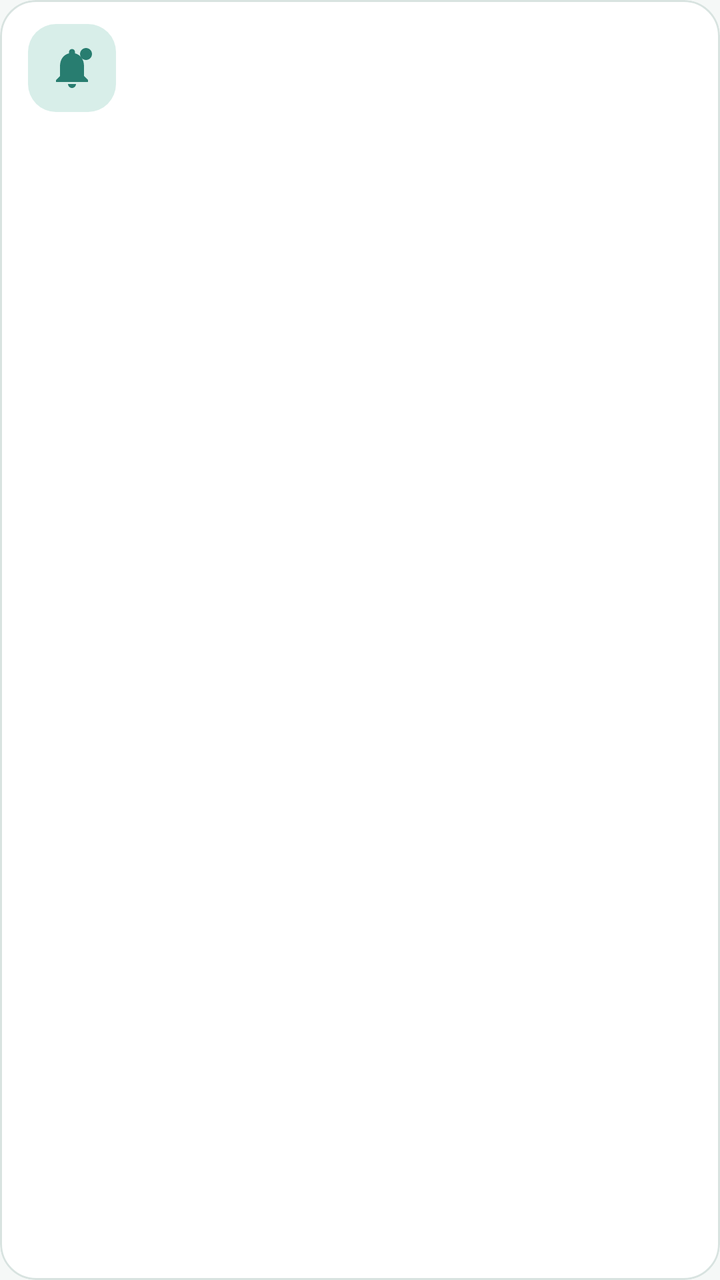
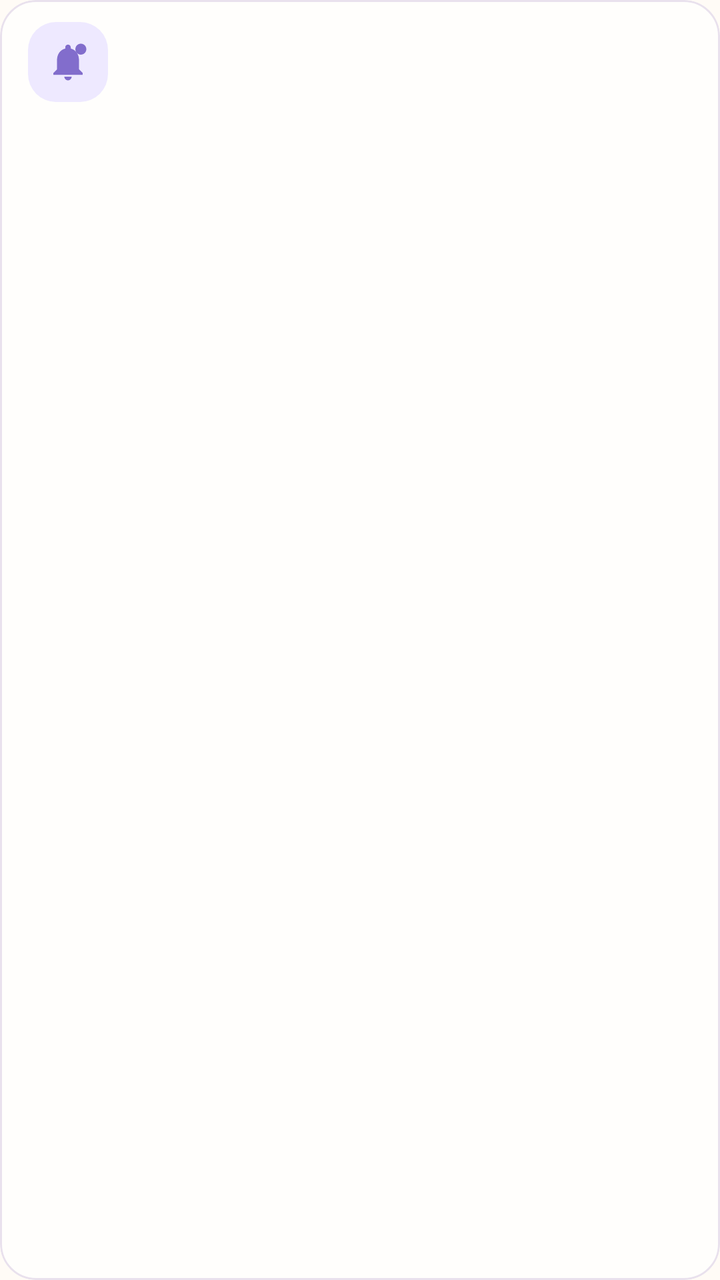

An Android layout rendered at two revisions. The XML below is the earlier revision; the diff shows what the commit changed to produce the second picture.
<!-- AndroidManifest.xml: application theme Theme.KidCare -->
<!-- res/layout/item_alert.xml -->
<?xml version="1.0" encoding="utf-8"?>
<com.google.android.material.card.MaterialCardView
    xmlns:android="http://schemas.android.com/apk/res/android"
    xmlns:app="http://schemas.android.com/apk/res-auto"
    android:layout_width="match_parent"
    android:layout_height="wrap_content"
    android:layout_marginHorizontal="12dp"
    android:layout_marginVertical="5dp">

    <LinearLayout
        android:layout_width="match_parent"
        android:layout_height="wrap_content"
        android:minHeight="48dp"
        android:gravity="center_vertical"
        android:orientation="horizontal"
        android:paddingHorizontal="14dp"
        android:paddingVertical="12dp">

        <ImageView
            android:id="@+id/event_icon"
            android:layout_width="44dp"
            android:layout_height="44dp"
            android:background="@drawable/bg_icon_soft"
            android:importantForAccessibility="no"
            android:padding="10dp"
            android:src="@drawable/ic_tab_alert"
            app:tint="@color/sky" />

        <LinearLayout
            android:layout_width="0dp"
            android:layout_height="wrap_content"
            android:layout_marginStart="14dp"
            android:layout_weight="1"
            android:orientation="vertical">

            <TextView
                android:id="@+id/title_text"
                android:layout_width="match_parent"
                android:layout_height="wrap_content"
                android:textAppearance="?attr/textAppearanceBodyLarge" />

        
            <TextView
                android:id="@+id/detail_text"
                android:layout_width="match_parent"
                android:layout_height="wrap_content"
                android:layout_marginTop="3dp"
                android:textAppearance="?attr/textAppearanceBodySmall"
                android:textColor="?attr/colorOnSurfaceVariant"
                android:visibility="gone" />
        </LinearLayout>
    </LinearLayout>
</com.google.android.material.card.MaterialCardView>
<!-- resources referenced by this layout -->
<resources>
  <color name="sky">#287D70</color>
  <style name="Theme.KidCare" parent="Theme.Material3.DayNight.NoActionBar">
          <item name="colorPrimary">@color/sky</item>
          <item name="colorOnPrimary">@color/on_accent</item>
          <item name="colorPrimaryContainer">@color/sky_soft</item>
          <item name="colorOnPrimaryContainer">@color/ink</item>
  
          <item name="colorSecondary">@color/apricot</item>
          <item name="colorOnSecondary">@color/on_accent</item>
          <item name="colorSecondaryContainer">@color/apricot_soft</item>
          <item name="colorOnSecondaryContainer">@color/on_apricot_soft</item>
  
          <item name="colorTertiary">@color/grass</item>
          <item name="colorOnTertiary">@color/on_accent</item>
          <item name="colorTertiaryContainer">@color/grass_soft</item>
          <item name="colorOnTertiaryContainer">@color/ink</item>
  
          <item name="colorError">@color/berry_ink</item>
          <item name="colorOnError">@color/paper_card</item>
          <item name="colorErrorContainer">@color/berry_soft</item>
          <item name="colorOnErrorContainer">@color/on_berry_soft</item>
  
          <item name="android:colorBackground">@color/paper</item>
          <item name="colorOnBackground">@color/ink</item>
          <item name="colorSurface">@color/paper</item>
          <item name="colorOnSurface">@color/ink</item>
          <item name="colorSurfaceVariant">@color/paper_fold</item>
          <item name="colorOnSurfaceVariant">@color/ink_soft</item>
          <item name="colorSurfaceContainerLowest">@color/paper_card</item>
          <item name="colorSurfaceContainerLow">@color/paper_card</item>
          <item name="colorSurfaceContainer">@color/paper_card</item>
          <item name="colorSurfaceContainerHigh">@color/paper_fold</item>
          <item name="colorSurfaceContainerHighest">@color/paper_fold</item>
          <item name="colorOutline">@color/line</item>
          <item name="colorOutlineVariant">@color/line_soft</item>
  
          <item name="shapeAppearanceCornerExtraSmall">@style/ShapeAppearance.KidCare.ExtraSmall</item>
          <item name="shapeAppearanceCornerSmall">@style/ShapeAppearance.KidCare.Small</item>
          <item name="shapeAppearanceCornerMedium">@style/ShapeAppearance.KidCare.Medium</item>
          <item name="shapeAppearanceCornerLarge">@style/ShapeAppearance.KidCare.Large</item>
          <item name="shapeAppearanceCornerExtraLarge">@style/ShapeAppearance.KidCare.ExtraLarge</item>
          <item name="shapeAppearanceSmallComponent">@style/ShapeAppearance.KidCare.Small</item>
          <item name="shapeAppearanceMediumComponent">@style/ShapeAppearance.KidCare.Medium</item>
          <item name="shapeAppearanceLargeComponent">@style/ShapeAppearance.KidCare.Large</item>
  
          <item name="textAppearanceDisplayLarge">@style/TextAppearance.KidCare.DisplayLarge</item>
          <item name="textAppearanceDisplayMedium">@style/TextAppearance.KidCare.DisplayMedium</item>
          <item name="textAppearanceDisplaySmall">@style/TextAppearance.KidCare.DisplaySmall</item>
          <item name="textAppearanceHeadlineLarge">@style/TextAppearance.KidCare.HeadlineLarge</item>
          <item name="textAppearanceHeadlineMedium">@style/TextAppearance.KidCare.HeadlineMedium</item>
          <item name="textAppearanceHeadlineSmall">@style/TextAppearance.KidCare.HeadlineSmall</item>
          <item name="textAppearanceTitleLarge">@style/TextAppearance.KidCare.TitleLarge</item>
          <item name="textAppearanceTitleMedium">@style/TextAppearance.KidCare.TitleMedium</item>
          <item name="textAppearanceTitleSmall">@style/TextAppearance.KidCare.TitleSmall</item>
          <item name="textAppearanceBodyLarge">@style/TextAppearance.KidCare.BodyLarge</item>
          <item name="textAppearanceBodyMedium">@style/TextAppearance.KidCare.BodyMedium</item>
          <item name="textAppearanceBodySmall">@style/TextAppearance.KidCare.BodySmall</item>
          <item name="textAppearanceLabelLarge">@style/TextAppearance.KidCare.LabelLarge</item>
          <item name="textAppearanceLabelMedium">@style/TextAppearance.KidCare.LabelMedium</item>
          <item name="textAppearanceLabelSmall">@style/TextAppearance.KidCare.LabelSmall</item>
  
          <item name="materialButtonStyle">@style/Widget.KidCare.Button</item>
          <item name="materialButtonOutlinedStyle">@style/Widget.KidCare.Button.Outlined</item>
          <item name="materialCardViewStyle">@style/Widget.KidCare.Card</item>
          <item name="bottomNavigationStyle">@style/Widget.KidCare.BottomNav</item>
          <item name="textInputStyle">@style/Widget.KidCare.TextField</item>
  
          <item name="android:statusBarColor" tools:targetApi="l">@color/paper</item>
          <item name="android:navigationBarColor">@color/paper_card</item>
          <item name="android:windowLightStatusBar" tools:targetApi="m">@bool/light_system_bars</item>
          <item name="android:windowLightNavigationBar" tools:targetApi="o_mr1">@bool/light_system_bars</item>
          <item name="android:windowBackground">@color/paper</item>
      </style>
  <color name="sky_soft">#D8EEE9</color>
  <color name="ink">#172522</color>
  <color name="apricot">#F2A65A</color>
  <color name="apricot_soft">#FFF0DF</color>
  <color name="on_apricot_soft">#4A2B0D</color>
  <color name="grass">#4EA970</color>
  <color name="grass_soft">#DDF3E4</color>
  <color name="berry_ink">#A23E3E</color>
  <color name="paper_card">#FFFFFF</color>
  <color name="berry_soft">#FCE7E7</color>
  <color name="on_berry_soft">#4B1717</color>
  <color name="paper">#F5F8F7</color>
  <color name="paper_fold">#E8F0EE</color>
  <color name="ink_soft">#52635F</color>
  <color name="line">#71827E</color>
  <color name="line_soft">#D8E3E0</color>
  <!-- unchanged entries left out for length: 30 -->
</resources>

<!-- the commit's change to res/layout/item_alert.xml (unified diff, before → after) -->
@@ -14,22 +14,22 @@
         android:gravity="center_vertical"
         android:orientation="horizontal"
         android:paddingHorizontal="14dp"
-        android:paddingVertical="12dp">
+        android:paddingVertical="11dp">
 
         <ImageView
             android:id="@+id/event_icon"
-            android:layout_width="44dp"
-            android:layout_height="44dp"
+            android:layout_width="40dp"
+            android:layout_height="40dp"
             android:background="@drawable/bg_icon_soft"
             android:importantForAccessibility="no"
-            android:padding="10dp"
+            android:padding="9dp"
             android:src="@drawable/ic_tab_alert"
             app:tint="@color/sky" />
 
         <LinearLayout
             android:layout_width="0dp"
             android:layout_height="wrap_content"
-            android:layout_marginStart="14dp"
+            android:layout_marginStart="12dp"
             android:layout_weight="1"
             android:orientation="vertical">
 
@@ -37,7 +37,7 @@
                 android:id="@+id/title_text"
                 android:layout_width="match_parent"
                 android:layout_height="wrap_content"
-                android:textAppearance="?attr/textAppearanceBodyLarge" />
+                android:textAppearance="?attr/textAppearanceTitleSmall" />
 
         
             <TextView
@@ -45,7 +45,7 @@
                 android:layout_width="match_parent"
                 android:layout_height="wrap_content"
                 android:layout_marginTop="3dp"
-                android:textAppearance="?attr/textAppearanceBodySmall"
+                android:textAppearance="?attr/textAppearanceBodyMedium"
                 android:textColor="?attr/colorOnSurfaceVariant"
                 android:visibility="gone" />
         </LinearLayout>
<!-- resource entries referenced after the edit -->
@@ -1,7 +1,7 @@
 <!-- resources referenced by this layout -->
 <resources>
-  <color name="sky">#287D70</color>
-  <style name="Theme.KidCare" parent="Theme.Material3.DayNight.NoActionBar">
+  <color name="sky">#826DCC</color>
+  <style name="Theme.KidCare" parent="Theme.Material3.Light.NoActionBar">
           <item name="colorPrimary">@color/sky</item>
           <item name="colorOnPrimary">@color/on_accent</item>
           <item name="colorPrimaryContainer">@color/sky_soft</item>
@@ -72,23 +72,24 @@
           <item name="android:windowLightStatusBar" tools:targetApi="m">@bool/light_system_bars</item>
           <item name="android:windowLightNavigationBar" tools:targetApi="o_mr1">@bool/light_system_bars</item>
           <item name="android:windowBackground">@color/paper</item>
+          <item name="android:forceDarkAllowed" tools:targetApi="q">false</item>
       </style>
-  <color name="sky_soft">#D8EEE9</color>
-  <color name="ink">#172522</color>
-  <color name="apricot">#F2A65A</color>
-  <color name="apricot_soft">#FFF0DF</color>
-  <color name="on_apricot_soft">#4A2B0D</color>
-  <color name="grass">#4EA970</color>
-  <color name="grass_soft">#DDF3E4</color>
-  <color name="berry_ink">#A23E3E</color>
-  <color name="paper_card">#FFFFFF</color>
-  <color name="berry_soft">#FCE7E7</color>
-  <color name="on_berry_soft">#4B1717</color>
-  <color name="paper">#F5F8F7</color>
-  <color name="paper_fold">#E8F0EE</color>
-  <color name="ink_soft">#52635F</color>
-  <color name="line">#71827E</color>
-  <color name="line_soft">#D8E3E0</color>
+  <color name="sky_soft">#EEE9FF</color>
+  <color name="ink">#342D3F</color>
+  <color name="apricot">#F2A05F</color>
+  <color name="apricot_soft">#FFF0E2</color>
+  <color name="on_apricot_soft">#5A3216</color>
+  <color name="grass">#7E9D68</color>
+  <color name="grass_soft">#EDF4E7</color>
+  <color name="berry_ink">#B64C66</color>
+  <color name="paper_card">#FFFEFC</color>
+  <color name="berry_soft">#FDE8F2</color>
+  <color name="on_berry_soft">#5B213C</color>
+  <color name="paper">#FFFBF6</color>
+  <color name="paper_fold">#F5F0FF</color>
+  <color name="ink_soft">#776E84</color>
+  <color name="line">#A398AE</color>
+  <color name="line_soft">#E9E1ED</color>
   <!-- unchanged entries left out for length: 30 -->
 </resources>
 
